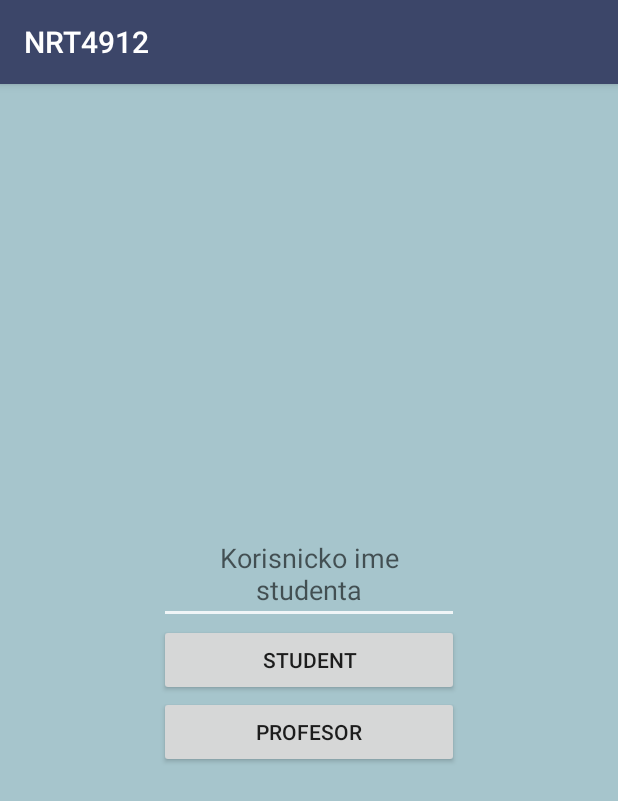
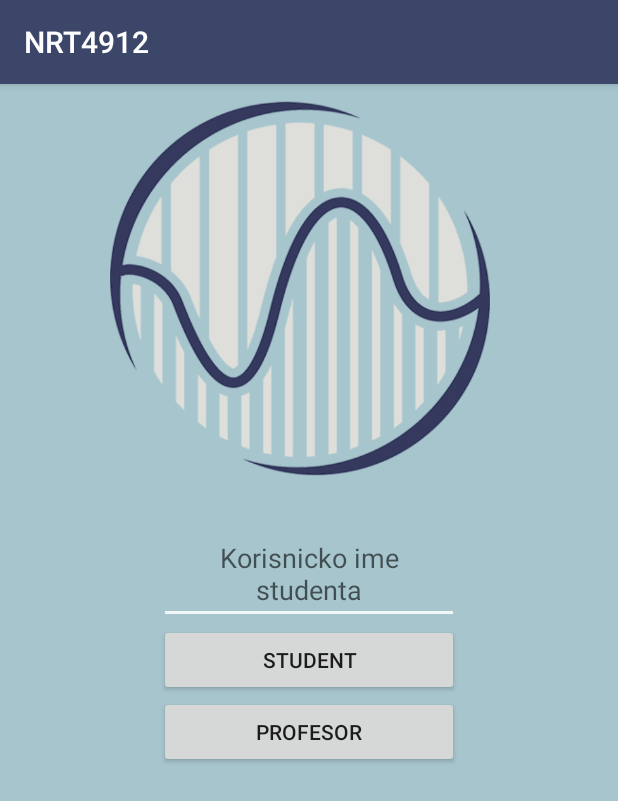
Before and after one commit to ServesYouRice/NRT4912, an Android app: the screen it shows after launch (MainActivity), on a phone screen of 412 x 824 dp. Shown: the top 801 px of the screen. Run offline under Robolectric (Android 15) with nearby library versions, the phone set to English and light mode, and no system bars.

Commit message:
Design (sa slikama)

```diff
--- a/app/src/main/res/layout/activity_add_question.xml
+++ b/app/src/main/res/layout/activity_add_question.xml
@@ -1,4 +1,5 @@
 <?xml version="1.0" encoding="utf-8"?>
+
 <LinearLayout
 
     xmlns:android="http://schemas.android.com/apk/res/android"
@@ -11,6 +12,7 @@
     android:background="@color/background"
 
     tools:context="com.viktorrahmanovic.nrt4912.AddQuestionActivity">
+
 
 
     <RadioGroup
--- a/app/src/main/res/layout/activity_answer_question.xml
+++ b/app/src/main/res/layout/activity_answer_question.xml
@@ -10,6 +10,12 @@
 
     android:id="@+id/rlRoot">
 
+    <ImageView
+        android:layout_width="wrap_content"
+        android:layout_height="wrap_content"
+        android:src="@mipmap/LogoSkolePNG"
+        android:layout_marginHorizontal="10dp"
+        />
 
     <TextView
         android:layout_width="match_parent"
--- a/app/src/main/res/layout/activity_main.xml
+++ b/app/src/main/res/layout/activity_main.xml
@@ -6,7 +6,6 @@
     android:layout_height="match_parent"
     tools:context="com.viktorrahmanovic.nrt4912.MainActivity"
     android:background="@color/background"
-
     >
 
     <Button
@@ -22,6 +21,7 @@
         android:id="@+id/btnStudent"
         android:layout_width="200dp"
         android:layout_height="wrap_content"
+        android:layout_centerHorizontal="true"
         android:layout_centerInParent="true"
         android:text="Student"
         android:onClick="AnswerQuestion"/>
@@ -33,9 +33,16 @@
         android:gravity="center_horizontal"
         android:hint="Korisnicko ime studenta"
         android:layout_above="@+id/btnStudent"
-        android:layout_centerInParent="true"
-
+        android:layout_centerHorizontal="true"
         />
 
+    <ImageView
+        android:layout_width="wrap_content"
+        android:layout_height="wrap_content"
+        android:src="@mipmap/LogoSkolePNG100"
+        android:layout_above="@id/etStudentUsername"
+        android:layout_marginBottom="30dp"
+        android:layout_marginTop="10dp"
+        />
 
 </RelativeLayout>
--- a/app/src/main/res/values/strings.xml
+++ b/app/src/main/res/values/strings.xml
@@ -5,5 +5,9 @@
     <string name="passowrd">Passowrd:</string>
     <string name="login">Login</string>
     <color name="background">#a6c5cc</color>
+    <color name="a">#f0f5f7</color>
+    <color name="b">#dee9ec</color>
+    <color name="c">#d1e2e5</color>
+
 
 </resources>
```
Also changed, not shown: app/src/main/res/layout/activity_login.xml (+7 -0 lines), app/src/main/res/layout/activity_prof.xml (+7 -0 lines), app/src/main/res/layout/activity_start_poll.xml (+7 -0 lines), app/src/main/res/mipmap-mdpi/LogoSkoleJPG.jpg (added), app/src/main/res/mipmap-mdpi/LogoSkolePNG.PNG (added), app/src/main/res/mipmap-mdpi/LogoSkolePNG100.png (added).
